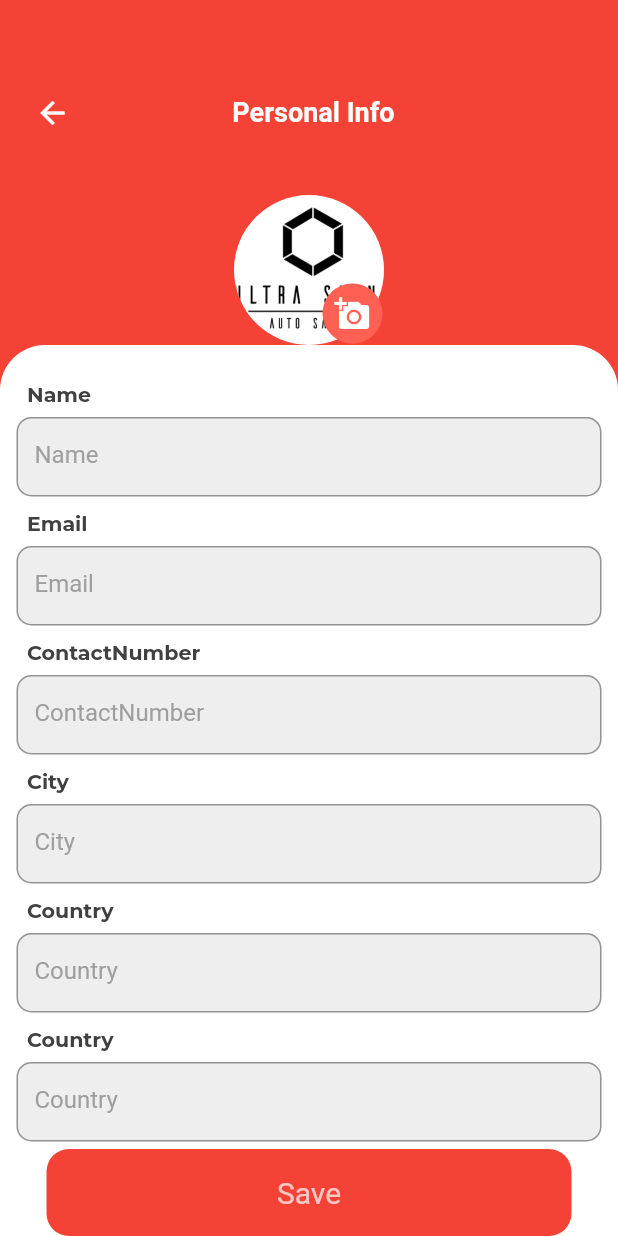
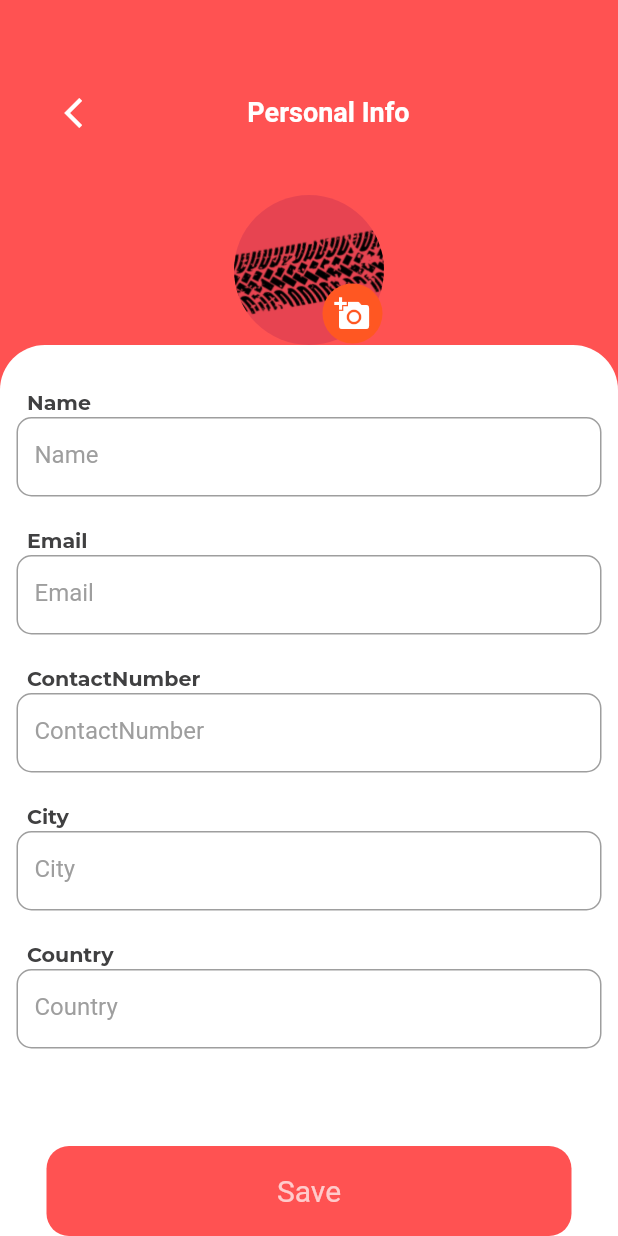
Before and after one commit to seeebbii/ultra_shine, a Flutter app: the PersonalInfo screen opened by its route, on a phone screen of 412 x 824 dp. Run offline on Flutter 3.47's test engine with Material 2 defaults, Android fonts, the phone set to English and light mode, and no system bars; our stand-ins replace animated_splash_screen, flutter_rating_bar, flutter_screenutil, get, google_fonts, page_transition.

Commit message:
"commit"

```diff
--- a/lib/view/profile/personel_info.dart
+++ b/lib/view/profile/personel_info.dart
@@ -1,7 +1,6 @@
 import 'package:flutter/cupertino.dart';
 import 'package:flutter/material.dart';
 import 'package:flutter_screenutil/flutter_screenutil.dart';
-import 'package:ultra_shine/app/constant/controllers.dart';
 import 'package:ultra_shine/app/constant/image_paths.dart';
 import 'package:ultra_shine/app/utils/colors.dart';
 import 'package:ultra_shine/view/home/widgets/text_fields.dart';
@@ -25,7 +24,7 @@
   Widget build(BuildContext context) {
 
     return Scaffold(
-      backgroundColor:primaryColor,
+      backgroundColor: Colors.redAccent,
       body: profileView()// This trailing comma makes auto-formatting nicer for build methods.
     );
   }
@@ -34,14 +33,13 @@
     return Column(
       children: <Widget>[
         Padding(
-          padding: const EdgeInsets.fromLTRB(10, 50, 30, 30),
+          padding: const EdgeInsets.fromLTRB(30, 50, 30, 30),
           child: Row(
             mainAxisAlignment: MainAxisAlignment.spaceBetween,
             children: <Widget>[
-              Container(height: 50, width: 50 ,child: IconButton(onPressed: ()=>navigationController.goBack(),
-              icon: const Icon(Icons.arrow_back, size: 24,color: Colors.white)),
+              Container(height: 50, width: 50 ,child: const Icon(Icons.arrow_back_ios, size: 24,color: Colors.white),
 
-               decoration: BoxDecoration(border: Border.all(color: primaryColor),
+               decoration: BoxDecoration(border: Border.all(color: Colors.redAccent),
 
                borderRadius: const BorderRadius.all(const Radius.circular(10))),),
 
@@ -53,19 +51,17 @@
         ),
         Padding(
           padding: const EdgeInsets.fromLTRB(0, 0,0 ,0),
-
           child: Stack(
             children: <Widget>[
               CircleAvatar(
-                backgroundColor:whiteColor,
                 radius: 50,
-                child: ClipOval(child: Image.asset(  ImagePaths.ultraShineLogo, height: 150, width: 150, fit: BoxFit.cover,),),
+                child: ClipOval(child: Image.asset(  ImagePaths.tireBackground, height: 150, width: 150, fit: BoxFit.cover,),),
               ),
               Positioned(bottom: 1, right: 1 ,child: Container(
                 height: 40, width: 40,
                 child: const Icon(Icons.add_a_photo, color: Colors.white,),
                 decoration: const BoxDecoration(
-                  color: red,
+                  color: Colors.deepOrange,
                   borderRadius: BorderRadius.all(const Radius.circular(20))
                 ),
               ))
@@ -89,14 +85,14 @@
                                      _infoTiles('ContactNumber'),
                                        _infoTiles('City'),
                                             _infoTiles('Country'),
-                      _infoTiles('Country'),
+
                 Expanded(
                   child: Align(
                     alignment: Alignment.bottomCenter,
                     child: Container( height: 60, width: 350,
                       child: const Align(child: Text('Save', style: TextStyle(color: Colors.white70, fontSize: 20),),),
                       decoration: const BoxDecoration(
-                        color: primaryColor,
+                        color: Colors.redAccent,
                         borderRadius: BorderRadius.all(Radius.circular(15)),
                       ),
                     ),
@@ -112,12 +108,12 @@
 
   Padding _infoTiles( String title) {
     return Padding(
-              padding: const EdgeInsets.fromLTRB(10, 5, 10, 4),
+              padding: const EdgeInsets.fromLTRB(10, 10, 10, 10),
               child: Column(
                 crossAxisAlignment: CrossAxisAlignment.start,
                 children: [
                   Padding(
-                    padding: const EdgeInsets.only(left: 8,bottom: 5),
+                    padding: const EdgeInsets.only(left: 8),
                     child: Text(
 
                       title,style:Theme.of(context).textTheme.headline2?.copyWith(
@@ -134,16 +130,11 @@
                     hintText: title,
                     hide: false,
                     textInputType: TextInputType.name)
-                    , decoration: BoxDecoration(
-                      color: Colors.grey[200],
-
-                      borderRadius: const BorderRadius.all(Radius.circular(10)),border: Border.all(width: 1.0, color: Colors.white)),
+                    , decoration: BoxDecoration(borderRadius: const BorderRadius.all(Radius.circular(20)),border: Border.all(width: 1.0, color: Colors.white70)),
                   ),
                 ],
               ),
             );
   }
 
-
-
 }
```
